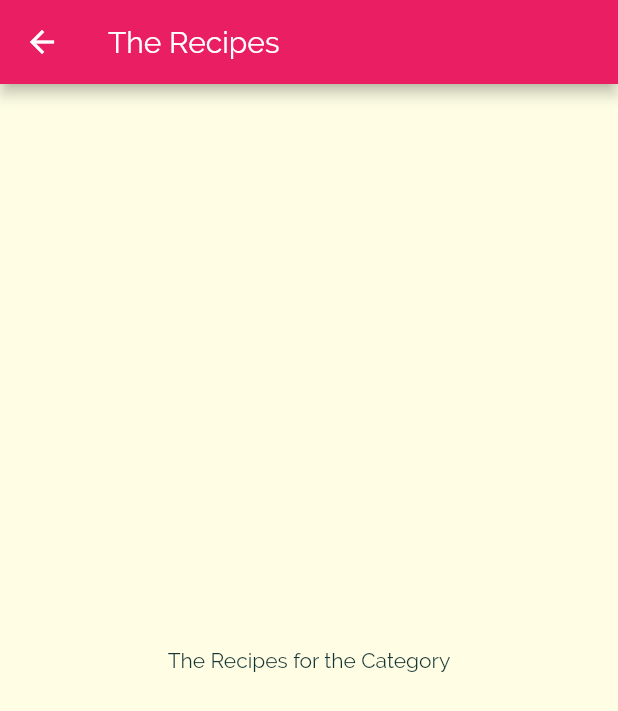
After one commit to ahmed-bahaa/Meals_App_Flutter, a Flutter app: the screen it shows after launch, after a tap on "Italian", on a phone screen of 412 x 824 dp. The commit adds this screen. Shown: the top 711 px of the screen. Run offline on Flutter 3.47's test engine with Material 2 defaults, Android fonts, the phone set to English and light mode, and no system bars; missing offline and left inert: dart:ffi.

Commit message:
Navigate to a new page

```diff
--- a/lib/category_item.dart
+++ b/lib/category_item.dart
@@ -1,14 +1,29 @@
 import 'package:flutter/material.dart';
+import './category_meals_screen.dart';
 
 class CategoryItem extends StatelessWidget {
   final String title;
   final Color color;
 
+  void selectCategory(BuildContext ctx) {
+    Navigator.of(ctx).push(
+      MaterialPageRoute(
+        builder: (_) {
+          return CategoryMealsScreen();
+        },
+      ),
+    );
+  }
+
   CategoryItem(this.title, this.color);
 
   @override
   Widget build(BuildContext context) {
-    return Container(
+    return InkWell(
+      onTap: () => selectCategory(context),
+      splashColor: Theme.of(context).primaryColor,
+      borderRadius: BorderRadius.circular(15),
+      child: Container(
         padding: const EdgeInsets.all(15),
         child: Text(
           title,
@@ -21,6 +36,7 @@ class CategoryItem extends StatelessWidget {
               end: Alignment.bottomRight,
             ),
             borderRadius: BorderRadius.circular(15)),
+      ),
     );
   }
 }
--- /dev/null
+++ b/lib/category_meals_screen.dart
@@ -0,0 +1,17 @@
+import 'package:flutter/material.dart';
+
+class CategoryMealsScreen extends StatelessWidget {
+  @override
+  Widget build(BuildContext context) {
+    return Scaffold(
+      appBar: AppBar(
+        title: Text("The Recipes"),
+      ),
+      body: Center(
+        child: Text(
+          'The Recipes for the Category',
+        ),
+      ),
+    );
+  }
+}
```
Lines whose indentation alone changed are shown as unchanged.
